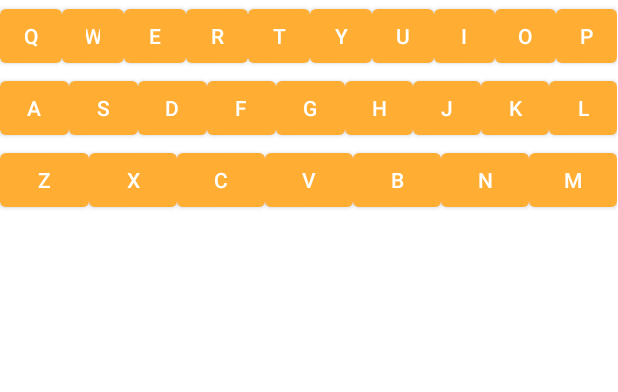
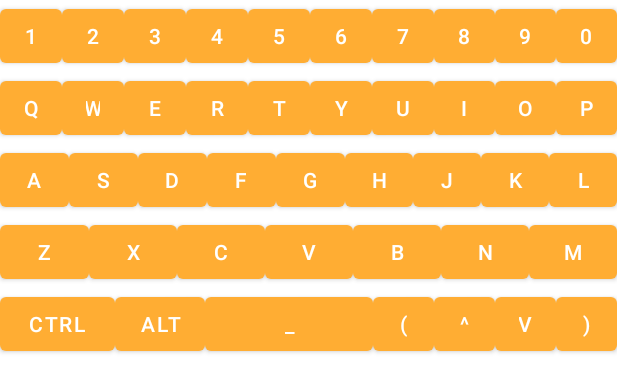
Before and after one commit to ruffle-rs/ruffle-android, an Android app: the layout keyboard.xml on its own in the app's theme, with its tools: preview values and no code run, on a phone screen of 412 x 824 dp. Shown: the top 392 px of the screen. Run offline under Robolectric (Android 15) with nearby library versions, the phone set to English and light mode, and no system bars.

Commit message:
moar boutons!

```diff
--- a/app/ruffle/src/main/java/rs/ruffle/FullscreenNativeActivity.java
+++ b/app/ruffle/src/main/java/rs/ruffle/FullscreenNativeActivity.java
@@ -5,6 +5,7 @@ import com.google.androidgamesdk.GameActivity;
 
 import android.os.Bundle;
 import android.util.Log;
+import android.util.Pair;
 import android.view.LayoutInflater;
 import android.view.MotionEvent;
 import android.view.ViewGroup;
@@ -82,14 +83,18 @@ public class FullscreenNativeActivity extends GameActivity {
             b.setOnTouchListener(new View.OnTouchListener() {
                 @Override
                 public boolean onTouch(View view, MotionEvent motionEvent) {
-                    char first = ((Button)view).getText().toString().toLowerCase(Locale.ROOT).charAt(0);
+                    String tag = (String)view.getTag();
 
-                    if (motionEvent.getAction() == MotionEvent.ACTION_DOWN) {
-                        keydown((byte)first, first);
+                    if (tag != null) {
+                        String[] spl = tag.split(" ", 2);
+                        byte b = Byte.parseByte(spl[0]);
+                        char c = spl.length > 1 ? spl[1].charAt(0) : 0;
+
+                        if (motionEvent.getAction() == MotionEvent.ACTION_DOWN)
+                            keydown(b, c);
+                        if (motionEvent.getAction() == MotionEvent.ACTION_UP)
+                            keyup(b, c);
                     }
-                    if (motionEvent.getAction() == MotionEvent.ACTION_UP)
-                        keyup((byte)first, first);
-
                     return false;
                 }
             });
@@ -142,11 +147,6 @@ public class FullscreenNativeActivity extends GameActivity {
         return pm.hasSystemFeature("com.google.android.play.feature.HPE_EXPERIENCE");
     }
 
-
-    public void buttonPressed(View view) {
-        Log.println(Log.WARN, "ruffle", "buttonpress! " + ((Button)view).getText() );
-    }
-
     private void requestNoStatusBarFeature() {
         //Hiding the status bar this way makes it see through when pulled down
         requestWindowFeature(Window.FEATURE_NO_TITLE);
--- a/app/ruffle/src/main/res/layout/keyboard.xml
+++ b/app/ruffle/src/main/res/layout/keyboard.xml
@@ -5,7 +5,8 @@
     android:layout_width="wrap_content"
     android:layout_height="match_parent"
     android:minWidth="100px"
-    android:minHeight="50px">
+    android:minHeight="50px"
+    android:tag="65 a">
 
     <FrameLayout
         android:layout_width="match_parent"
@@ -13,7 +14,7 @@
 
         <LinearLayout
             android:layout_width="411dp"
-            android:layout_height="144dp"
+            android:layout_height="283dp"
             android:orientation="vertical"
             app:layout_constrainedHeight="true">
 
@@ -27,7 +28,93 @@
                     android:layout_width="wrap_content"
                     android:layout_height="wrap_content"
                     android:layout_weight="1"
-                    android:onClick="buttonPressed"
+                    android:tag="49 1"
+                    android:text="1" />
+
+                <Button
+                    android:id="@+id/button6"
+                    android:layout_width="wrap_content"
+                    android:layout_height="wrap_content"
+                    android:layout_weight="1"
+                    android:tag="50 2"
+                    android:text="2" />
+
+                <Button
+                    android:id="@+id/button5"
+                    android:layout_width="wrap_content"
+                    android:layout_height="wrap_content"
+                    android:layout_weight="1"
+                    android:tag="51 3"
+                    android:text="3" />
+
+                <Button
+                    android:id="@+id/button4"
+                    android:layout_width="wrap_content"
+                    android:layout_height="wrap_content"
+                    android:layout_weight="1"
+                    android:tag="52 4"
+                    android:text="4" />
+
+                <Button
+                    android:id="@+id/button2"
+                    android:layout_width="wrap_content"
+                    android:layout_height="wrap_content"
+                    android:layout_weight="1"
+                    android:tag="53 5"
+                    android:text="5" />
+
+                <Button
+                    android:id="@+id/button12"
+                    android:layout_width="wrap_content"
+                    android:layout_height="wrap_content"
+                    android:layout_weight="1"
+                    android:tag="54 6"
+                    android:text="6" />
+
+                <Button
+                    android:id="@+id/button13"
+                    android:layout_width="wrap_content"
+                    android:layout_height="wrap_content"
+                    android:layout_weight="1"
+                    android:tag="55 7"
+                    android:text="7" />
+
+                <Button
+                    android:id="@+id/button14"
+                    android:layout_width="wrap_content"
+                    android:layout_height="wrap_content"
+                    android:layout_weight="1"
+                    android:tag="56 8"
+                    android:text="8" />
+
+                <Button
+                    android:id="@+id/button15"
+                    android:layout_width="wrap_content"
+                    android:layout_height="wrap_content"
+                    android:layout_weight="1"
+                    android:tag="57 9"
+                    android:text="9" />
+
+                <Button
+                    android:id="@+id/button16"
+                    android:layout_width="wrap_content"
+                    android:layout_height="wrap_content"
+                    android:layout_weight="1"
+                    android:tag="48 0"
+                    android:text="0" />
+            </LinearLayout>
+
+            <LinearLayout
+                android:layout_width="match_parent"
+                android:layout_height="wrap_content"
+                android:orientation="horizontal">
+
+                <Button
+                    android:id="@+id/button7"
+                    android:layout_width="wrap_content"
+                    android:layout_height="wrap_content"
+                    android:layout_weight="1"
+                    android:tag="81 q"
                     android:text="Q" />
 
                 <Button
@@ -35,7 +122,7 @@
                     android:layout_width="wrap_content"
                     android:layout_height="wrap_content"
                     android:layout_weight="1"
-                    android:onClick="buttonPressed"
+                    android:tag="87 w"
                     android:text="W" />
 
                 <Button
@@ -43,7 +130,7 @@
                     android:layout_width="wrap_content"
                     android:layout_height="wrap_content"
                     android:layout_weight="1"
-                    android:onClick="buttonPressed"
+                    android:tag="69 e"
                     android:text="E" />
 
                 <Button
@@ -51,7 +138,7 @@
                     android:layout_width="wrap_content"
                     android:layout_height="wrap_content"
                     android:layout_weight="1"
-                    android:onClick="buttonPressed"
+                    android:tag="82 r"
                     android:text="R" />
 
                 <Button
@@ -59,7 +146,7 @@
                     android:layout_width="wrap_content"
                     android:layout_height="wrap_content"
                     android:layout_weight="1"
-                    android:onClick="buttonPressed"
+                    android:tag="84 t"
                     android:text="T" />
 
                 <Button
@@ -67,7 +154,7 @@
                     android:layout_width="wrap_content"
                     android:layout_height="wrap_content"
                     android:layout_weight="1"
-                    android:onClick="buttonPressed"
+                    android:tag="89 y"
                     android:text="Y" />
 
                 <Button
@@ -75,7 +162,7 @@
                     android:layout_width="wrap_content"
                     android:layout_height="wrap_content"
                     android:layout_weight="1"
-                    android:onClick="buttonPressed"
+                    android:tag="85 u"
                     android:text="U" />
 
                 <Button
@@ -83,7 +170,7 @@
                     android:layout_width="wrap_content"
                     android:layout_height="wrap_content"
                     android:layout_weight="1"
-                    android:onClick="buttonPressed"
+                    android:tag="73 i"
                     android:text="I" />
 
                 <Button
@@ -91,7 +178,7 @@
                     android:layout_width="wrap_content"
                     android:layout_height="wrap_content"
                     android:layout_weight="1"
-                    android:onClick="buttonPressed"
+                    android:tag="79 o"
                     android:text="O" />
 
                 <Button
@@ -99,7 +186,7 @@
                     android:layout_width="wrap_content"
                     android:layout_height="wrap_content"
                     android:layout_weight="1"
-                    android:onClick="buttonPressed"
+                    android:tag="80 p"
                     android:text="P" />
             </LinearLayout>
 
@@ -113,7 +200,7 @@
                     android:layout_width="wrap_content"
                     android:layout_height="wrap_content"
                     android:layout_weight="1"
-                    android:onClick="buttonPressed"
+                    android:tag="65 a"
                     android:text="A" />
 
                 <Button
@@ -121,7 +208,7 @@
                     android:layout_width="wrap_content"
                     android:layout_height="wrap_content"
                     android:layout_weight="1"
-                    android:onClick="buttonPressed"
+                    android:tag="83 s"
                     android:text="S" />
 
                 <Button
@@ -129,7 +216,7 @@
                     android:layout_width="wrap_content"
                     android:layout_height="wrap_content"
                     android:layout_weight="1"
-                    android:onClick="buttonPressed"
+                    android:tag="68 d"
                     android:text="D" />
 
                 <Button
@@ -137,7 +224,7 @@
                     android:layout_width="wrap_content"
                     android:layout_height="wrap_content"
                     android:layout_weight="1"
-                    android:onClick="buttonPressed"
+                    android:tag="70 f"
                     android:text="F" />
 
                 <Button
@@ -145,7 +232,7 @@
                     android:layout_width="wrap_content"
                     android:layout_height="wrap_content"
                     android:layout_weight="1"
-                    android:onClick="buttonPressed"
+                    android:tag="71 g"
                     android:text="G" />
 
                 <Button
@@ -153,7 +240,7 @@
                     android:layout_width="wrap_content"
                     android:layout_height="wrap_content"
                     android:layout_weight="1"
-                    android:onClick="buttonPressed"
+                    android:tag="72 h"
                     android:text="H" />
 
                 <Button
@@ -161,7 +248,7 @@
                     android:layout_width="wrap_content"
                     android:layout_height="wrap_content"
                     android:layout_weight="1"
-                    android:onClick="buttonPressed"
+                    android:tag="74 j"
                     android:text="J" />
 
                 <Button
@@ -169,7 +256,7 @@
                     android:layout_width="wrap_content"
                     android:layout_height="wrap_content"
                     android:layout_weight="1"
-                    android:onClick="buttonPressed"
+                    android:tag="75 k"
                     android:text="K" />
 
                 <Button
@@ -177,7 +264,7 @@
                     android:layout_width="wrap_content"
                     android:layout_height="wrap_content"
                     android:layout_weight="1"
-                    android:onClick="buttonPressed"
+                    android:tag="76 l"
                     android:text="L" />
             </LinearLayout>
 
@@ -191,7 +278,7 @@
                     android:layout_width="wrap_content"
                     android:layout_height="wrap_content"
                     android:layout_weight="1"
-                    android:onClick="buttonPressed"
+                    android:tag="90 z"
                     android:text="Z" />
 
                 <Button
@@ -199,7 +286,7 @@
                     android:layout_width="wrap_content"
                     android:layout_height="wrap_content"
                     android:layout_weight="1"
-                    android:onClick="buttonPressed"
+                    android:tag="88 x"
                     android:text="X" />
 
                 <Button
@@ -207,7 +294,7 @@
                     android:layout_width="wrap_content"
                     android:layout_height="wrap_content"
                     android:layout_weight="1"
-                    android:onClick="buttonPressed"
+                    android:tag="67 c"
                     android:text="C" />
 
                 <Button
@@ -215,7 +302,7 @@
                     android:layout_width="wrap_content"
                     android:layout_height="wrap_content"
                     android:layout_weight="1"
-                    android:onClick="buttonPressed"
+                    android:tag="86 v"
                     android:text="V" />
 
                 <Button
@@ -223,7 +310,7 @@
                     android:layout_width="wrap_content"
                     android:layout_height="wrap_content"
                     android:layout_weight="1"
-                    android:onClick="buttonPressed"
+                    android:tag="66 b"
                     android:text="B" />
 
                 <Button
@@ -231,7 +318,7 @@
                     android:layout_width="wrap_content"
                     android:layout_height="wrap_content"
                     android:layout_weight="1"
-                    android:onClick="buttonPressed"
+                    android:tag="78 n"
                     android:text="N" />
 
                 <Button
@@ -239,8 +326,71 @@
                     android:layout_width="wrap_content"
                     android:layout_height="wrap_content"
                     android:layout_weight="1"
-                    android:onClick="buttonPressed"
+                    android:tag="77 m"
                     android:text="M" />
+            </LinearLayout>
+
+            <LinearLayout
+                android:layout_width="match_parent"
+                android:layout_height="wrap_content"
+                android:orientation="horizontal">
+
+                <Button
+                    android:id="@+id/button10"
+                    android:layout_width="123dp"
+                    android:layout_height="wrap_content"
+                    android:layout_weight="1"
+                    android:tag="17"
+                    android:text="CTRL" />
+
+                <Button
+                    android:id="@+id/button25"
+                    android:layout_width="107dp"
+                    android:layout_height="wrap_content"
+                    android:layout_weight="1"
+                    android:tag="18"
+                    android:text="ALT" />
+
+                <Button
+                    android:id="@+id/button26"
+                    android:layout_width="159dp"
+                    android:layout_height="wrap_content"
+                    android:layout_weight="1"
+                    android:tag="32  "
+                    android:text="_" />
+
+                <Button
+                    android:id="@+id/button29"
+                    android:layout_width="wrap_content"
+                    android:layout_height="wrap_content"
+                    android:layout_weight="1"
+                    android:tag="37"
+                    android:text="(" />
+
+                <Button
+                    android:id="@+id/button30"
+                    android:layout_width="wrap_content"
+                    android:layout_height="wrap_content"
+                    android:layout_weight="1"
+                    android:tag="38"
+                    android:text="^" />
+
+                <Button
+                    android:id="@+id/button31"
+                    android:layout_width="wrap_content"
+                    android:layout_height="wrap_content"
+                    android:layout_weight="1"
+                    android:tag="40"
+                    android:text="v" />
+
+                <Button
+                    android:id="@+id/button32"
+                    android:layout_width="wrap_content"
+                    android:layout_height="wrap_content"
+                    android:layout_weight="1"
+                    android:tag="39"
+                    android:text=")" />
+
             </LinearLayout>
         </LinearLayout>
     </FrameLayout>
```
Also changed, not shown: 1 other file.
